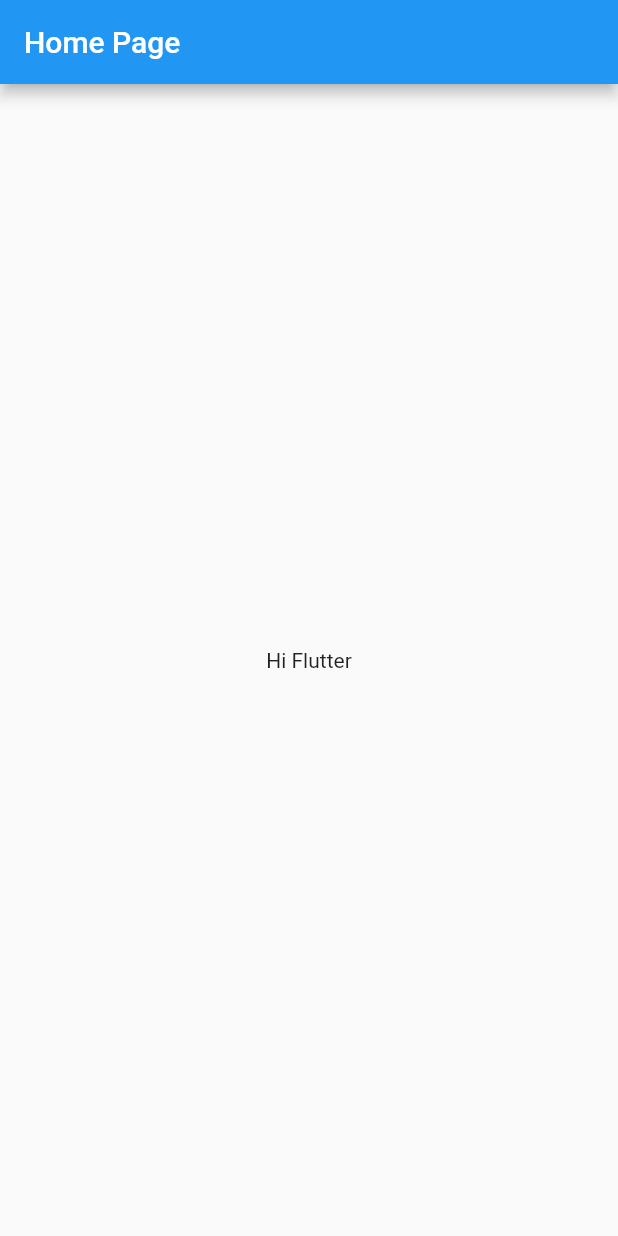
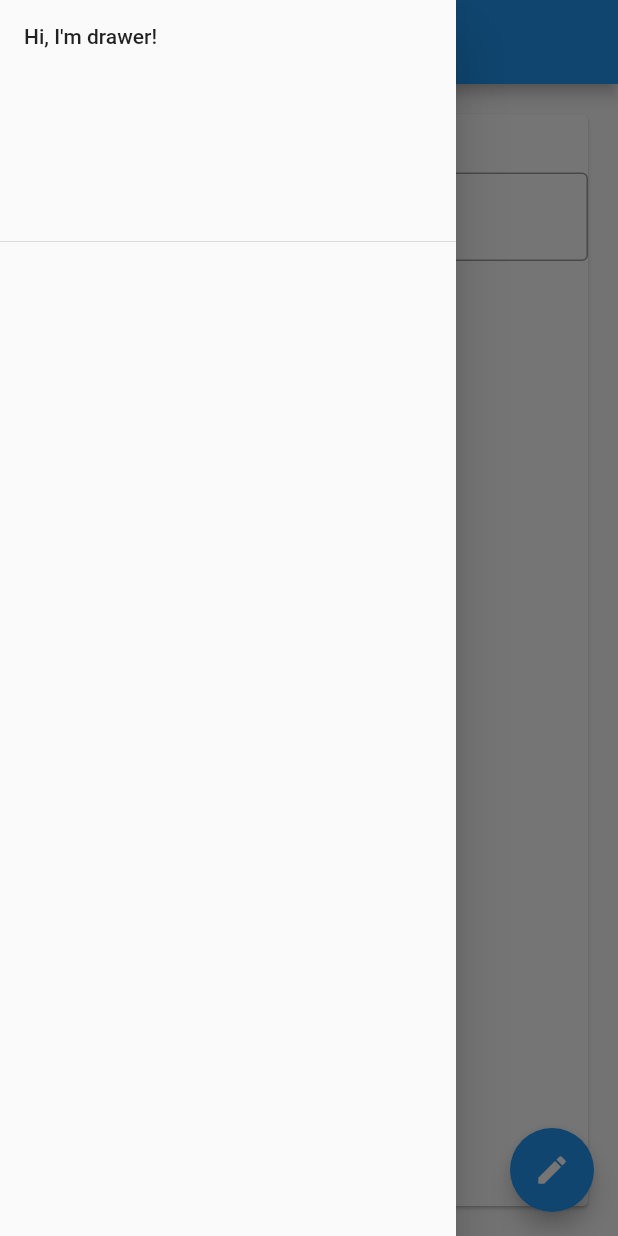
Before and after one commit to ThePratikSah/flutterapp, a Flutter app: the screen it shows after launch, with the side drawer open (before the commit the screen has no drawer), on a phone screen of 412 x 824 dp. Run offline on Flutter 3.47's test engine with Material 2 defaults, Android fonts, the phone set to English and light mode, and no system bars.

Commit message:
Added drawer, pages, modularised code

```diff
--- /dev/null
+++ b/lib/card.dart
@@ -0,0 +1,35 @@
+import 'package:flutter/material.dart';
+
+class CardColumn extends StatelessWidget {
+  const CardColumn({
+    Key key,
+    @required this.myText,
+    @required TextEditingController nameController,
+  })  : _nameController = nameController,
+        super(key: key);
+
+  final String myText;
+  final TextEditingController _nameController;
+
+  @override
+  Widget build(BuildContext context) {
+    return Column(
+      children: [
+        Text(
+          myText,
+          style: TextStyle(fontSize: 25, fontWeight: FontWeight.bold),
+        ),
+        SizedBox(height: 10),
+        TextField(
+          controller: _nameController,
+          keyboardType: TextInputType.text,
+          decoration: InputDecoration(
+            border: OutlineInputBorder(),
+            hintText: "Enter name",
+            labelText: "Name",
+          ),
+        ),
+      ],
+    );
+  }
+}
--- /dev/null
+++ b/lib/drawer.dart
@@ -0,0 +1,16 @@
+import 'package:flutter/material.dart';
+
+class MyDrawer extends StatelessWidget {
+  @override
+  Widget build(BuildContext context) {
+    return Drawer(
+      child: ListView(
+        children: <Widget>[
+          DrawerHeader(
+            child: Text("Hi, I'm drawer!"),
+          ),
+        ],
+      ),
+    );
+  }
+}
--- a/lib/main.dart
+++ b/lib/main.dart
@@ -1,3 +1,4 @@
+import 'package:awesome/pages/home.dart';
 import 'package:flutter/material.dart';
 
 void main() {
@@ -6,19 +7,3 @@ void main() {
     home: HomePage(),
   ));
 }
-
-class HomePage extends StatelessWidget {
-  @override
-  Widget build(BuildContext context) {
-    return Scaffold(
-      appBar: AppBar(
-        title: Text("Home Page"),
-      ),
-      body: Container(
-        child: Center(
-          child: Text("Hi Flutter"),
-        ),
-      ),
-    );
-  }
-}
--- /dev/null
+++ b/lib/pages/home.dart
@@ -0,0 +1,42 @@
+import 'package:flutter/material.dart';
+
+import '../card.dart';
+import '../drawer.dart';
+
+class HomePage extends StatefulWidget {
+  @override
+  _HomePageState createState() => _HomePageState();
+}
+
+class _HomePageState extends State<HomePage> {
+  TextEditingController _nameController = TextEditingController();
+  var myText = "Change Me";
+
+  @override
+  void initState() {
+    super.initState();
+  }
+
+  @override
+  Widget build(BuildContext context) {
+    return Scaffold(
+      appBar: AppBar(
+        title: Text("Home Page"),
+      ),
+      body: Padding(
+        padding: const EdgeInsets.all(16.0),
+        child: Card(
+          child: CardColumn(myText: myText, nameController: _nameController),
+        ),
+      ),
+      drawer: MyDrawer(),
+      floatingActionButton: FloatingActionButton(
+        onPressed: () {
+          myText = _nameController.text;
+          setState(() {});
+        },
+        child: Icon(Icons.edit),
+      ),
+    );
+  }
+}
```
